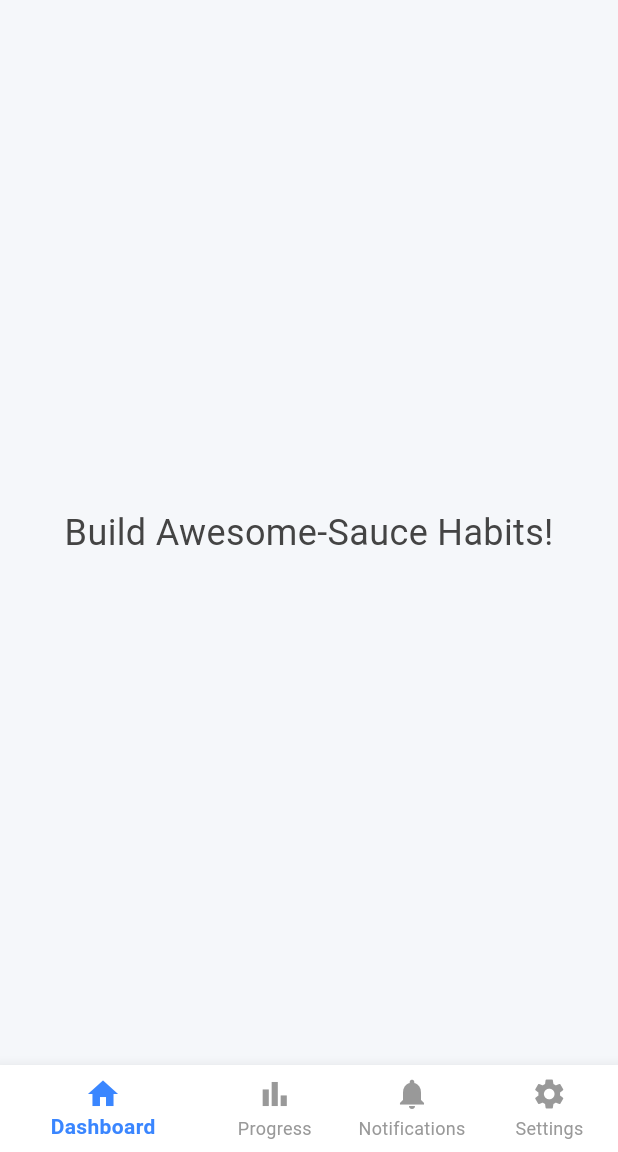
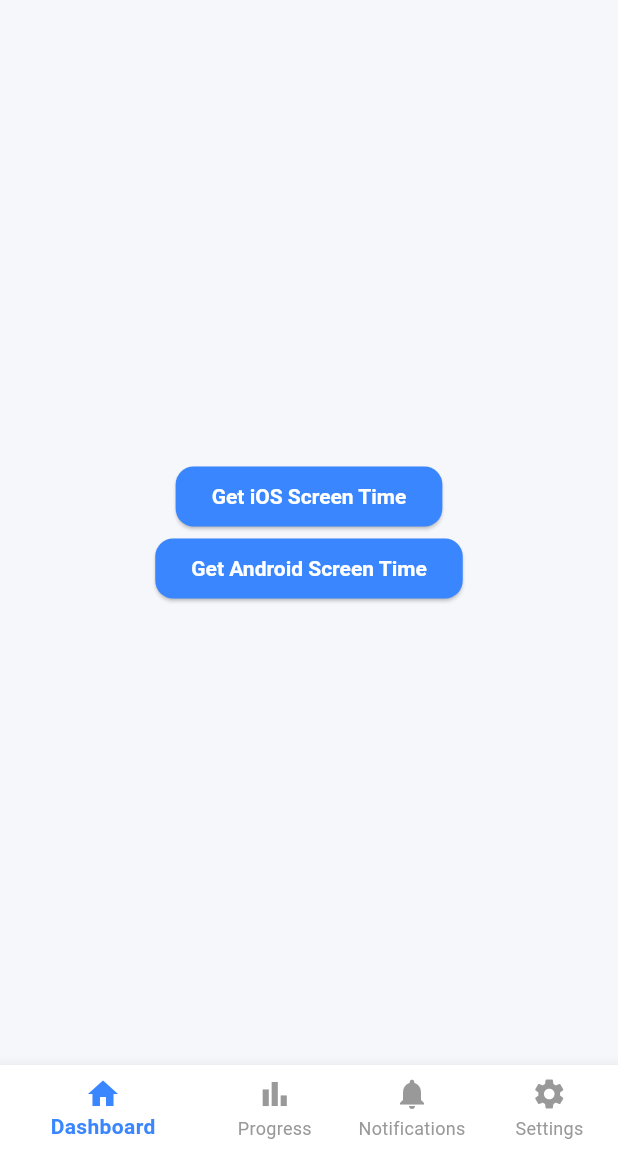
Before and after one commit to Gill87/killthehabit, a Flutter app: the HomePage screen opened directly, on a phone screen of 412 x 824 dp, the part 84-1236 px from its top. Run offline on Flutter 3.47's test engine with Material 3 defaults, Android fonts, the phone set to English and light mode, and no system bars; our stand-ins replace cloud_firestore, firebase_auth, firebase_core, flutter_bloc, google_fonts, google_sign_in; accounts and stored records are empty; network calls fail; Roboto replaces fonts that are missing (Ubuntu).

```diff
--- a/lib/home_page.dart
+++ b/lib/home_page.dart
@@ -6,6 +6,14 @@
 class HomePage extends StatelessWidget {
   const HomePage({super.key});
 
+
+  void getIosScreenTime() {
+    // Implement iOS screen time retrieval logic
+  }
+
+  void getAndroidScreenTime() {
+    // Implement Android screen time retrieval logic
+  }
 
   @override
   Widget build(BuildContext context) {
@@ -17,6 +25,8 @@
     }
 
     return Scaffold(
+
+      // Start App Bar
       appBar: AppBar(
         title: Text(
           'Kill the Habit',
@@ -32,10 +42,22 @@
           ),
         ],
       ),
+      // End App Bar
+
       body: Center(
-        child: Text(
-          'Build Awesome-Sauce Habits!',
-          style: GoogleFonts.ubuntu(fontSize: 24),
+        child: Column(
+          mainAxisAlignment: MainAxisAlignment.center,
+          children: [
+            ElevatedButton(
+              onPressed: () => getIosScreenTime(),
+              child: const Text('Get iOS Screen Time'),
+            ),
+
+            ElevatedButton(
+              onPressed: () => getAndroidScreenTime(),
+              child: const Text('Get Android Screen Time'),
+            ),
+          ],
         ),
       ),
 
--- a/lib/splash_screen.dart
+++ b/lib/splash_screen.dart
@@ -1,5 +1,4 @@
 import 'dart:async';
-
 import 'package:flutter/material.dart';
 import 'package:flutter_bloc/flutter_bloc.dart';
 import 'package:google_fonts/google_fonts.dart';
@@ -32,6 +31,8 @@
       }
 
       else if(authState is AuthLoading) {
+        print("Auth Loaddinngg");
+
         // Show loading indicator
         Navigator.push(context, MaterialPageRoute(
           builder: (context) => const Center(child: CircularProgressIndicator()),
--- a/pubspec.yaml
+++ b/pubspec.yaml
@@ -42,6 +42,7 @@
   firebase_auth: ^5.5.4
   cloud_firestore: ^5.6.8
   google_sign_in: ^6.2.2
+  app_usage: ^4.0.1
 
 dev_dependencies:
   flutter_test:
```
Also changed, not shown: lib/app_root.dart (+6 -2 lines), pubspec.lock.
